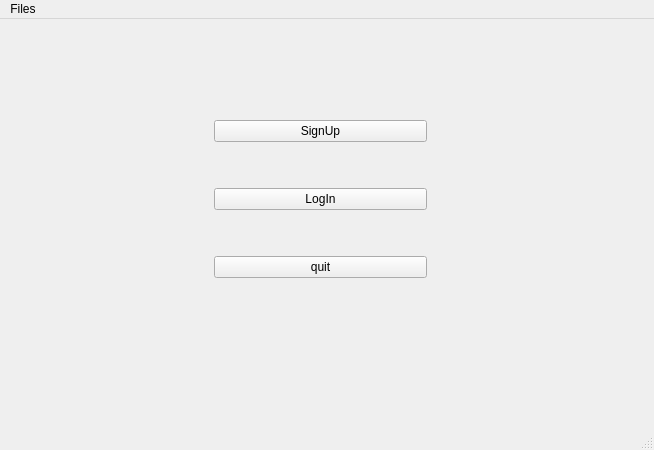
This is mainwindow.ui in HanieAkrami/crypto-currency as Qt 5 draws it before an edit. The edited form follows.
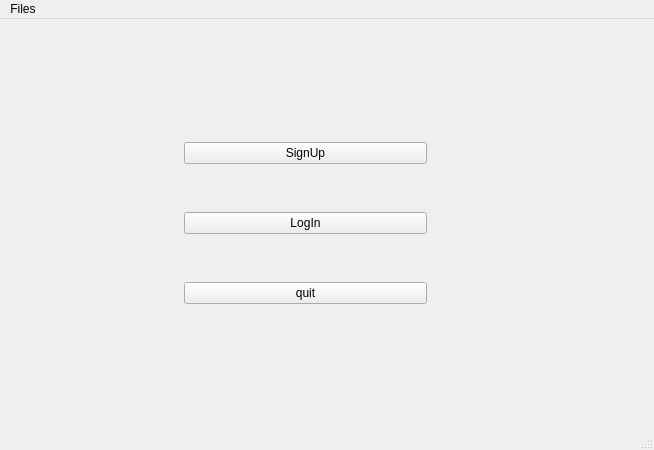
This is the edited form.

Commit message: add signin and pages to app.

```diff
--- a/mainwindow.ui
+++ b/mainwindow.ui
@@ -14,13 +14,29 @@
    <string>MainWindow</string>
   </property>
   <widget class="QWidget" name="centralwidget">
+   <widget class="QStackedWidget" name="stackedWidget">
+    <property name="enabled">
+     <bool>true</bool>
+    </property>
+    <property name="geometry">
+     <rect>
+      <x>20</x>
+      <y>20</y>
+      <width>601</width>
+      <height>391</height>
+     </rect>
+    </property>
+    <property name="currentIndex">
+     <number>0</number>
+    </property>
+    <widget class="QWidget" name="page">
    <widget class="QWidget" name="verticalLayoutWidget">
     <property name="geometry">
      <rect>
-      <x>210</x>
+        <x>160</x>
       <y>50</y>
-      <width>221</width>
-      <height>261</height>
+        <width>251</width>
+        <height>271</height>
      </rect>
     </property>
     <layout class="QVBoxLayout" name="verticalLayout">
@@ -66,6 +82,9 @@
     </layout>
    </widget>
   </widget>
+    <widget class="QWidget" name="page_2"/>
+   </widget>
+  </widget>
   <widget class="QMenuBar" name="menubar">
    <property name="geometry">
     <rect>
```
Left out of the diff: 7 changed lines with no effect on the pictures. Lines whose indentation alone changed are shown as unchanged. The commit also changes 13 other files.
